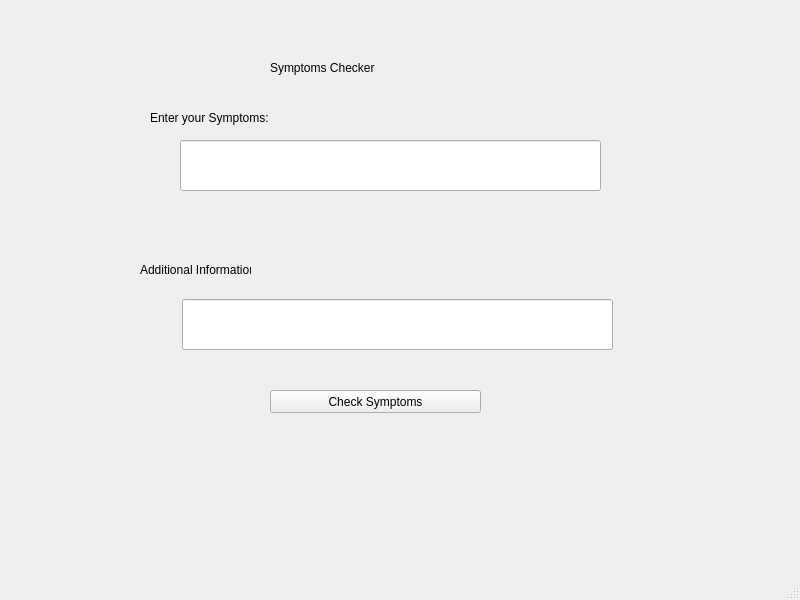
Qt form Screens/Symptoms_checker.ui (Ghulam-Mustafa08291/IlajNow) before a commit.
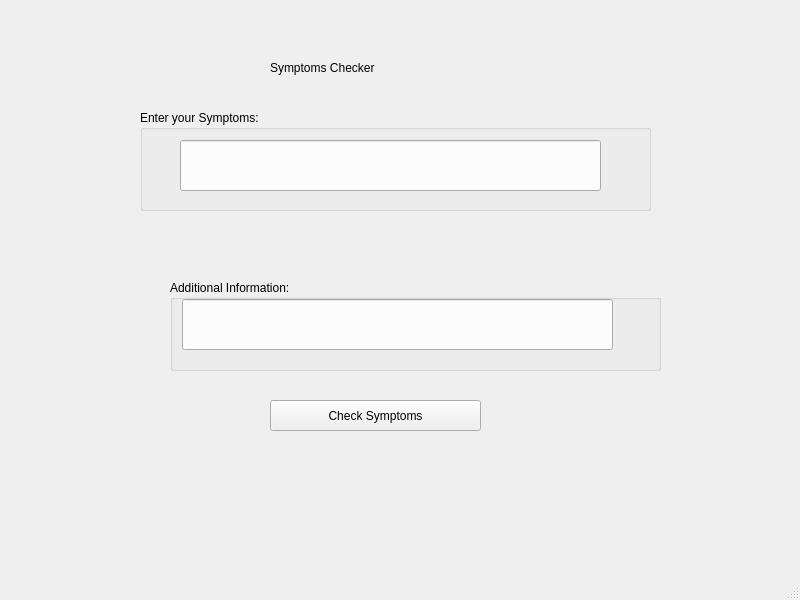
The same form after that commit.

What changed in the file:
```diff
--- a/Screens/Symptoms_checker.ui
+++ b/Screens/Symptoms_checker.ui
@@ -37,7 +37,7 @@
      </rect>
     </property>
     <property name="text">
-     <string>Enter your Symptoms:</string>
+     <string/>
     </property>
    </widget>
    <widget class="QLineEdit" name="lineEdit">
@@ -70,22 +70,48 @@
      </rect>
     </property>
     <property name="text">
-     <string>Additional Information:</string>
+     <string/>
     </property>
    </widget>
    <widget class="QPushButton" name="pushButton">
     <property name="geometry">
      <rect>
       <x>270</x>
-      <y>390</y>
+      <y>400</y>
       <width>211</width>
-      <height>23</height>
+      <height>31</height>
      </rect>
     </property>
     <property name="text">
      <string>Check Symptoms</string>
     </property>
    </widget>
+   <widget class="QGroupBox" name="groupBox">
+    <property name="geometry">
+     <rect>
+      <x>140</x>
+      <y>110</y>
+      <width>511</width>
+      <height>101</height>
+     </rect>
+    </property>
+    <property name="title">
+     <string>Enter your Symptoms:</string>
+    </property>
+   </widget>
+   <widget class="QGroupBox" name="groupBox_2">
+    <property name="geometry">
+     <rect>
+      <x>170</x>
+      <y>280</y>
+      <width>491</width>
+      <height>91</height>
+     </rect>
+    </property>
+    <property name="title">
+     <string>Additional Information:</string>
+    </property>
+   </widget>
   </widget>
   <widget class="QMenuBar" name="menubar">
    <property name="geometry">
```
